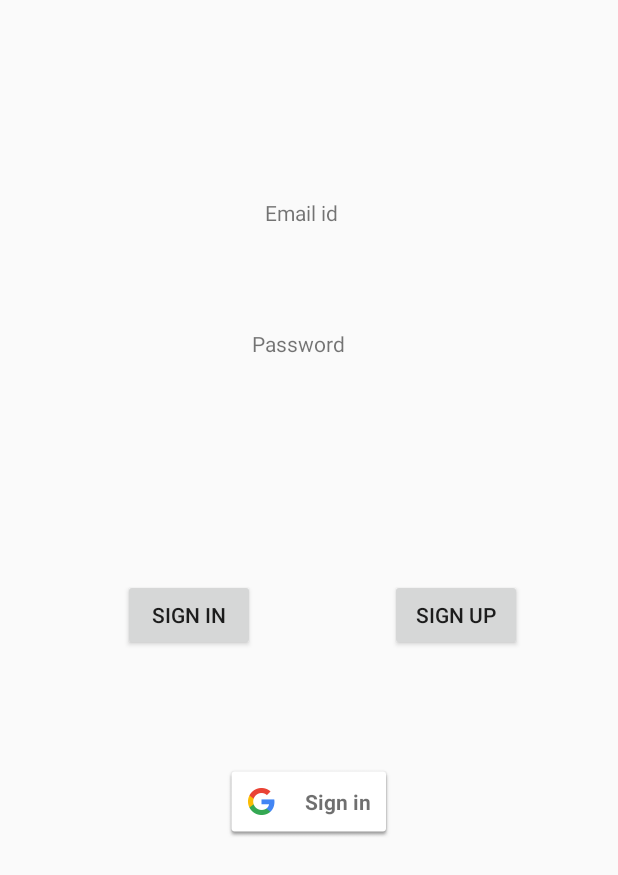
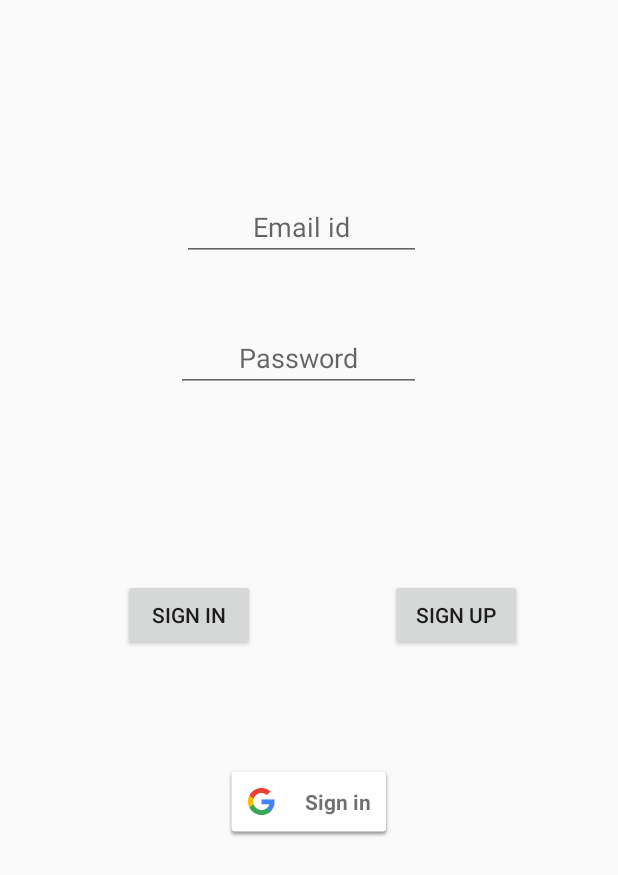
Before and after one commit to arkos121/NewsApp2.0, an Android app: the screen it shows after launch (SplashScreen), on a phone screen of 412 x 824 dp. Shown: the top 875 px of the screen. Run offline under Robolectric (Android 15) with nearby library versions, the phone set to English and light mode, and no system bars; our stand-ins replace Firebase (no records; nobody signed in at launch, a user with empty details on screens opened directly).

Commit message:
some good

```diff
--- a/app/build.gradle.kts
+++ b/app/build.gradle.kts
@@ -63,10 +63,13 @@ dependencies {
     implementation(platform("com.google.firebase:firebase-bom:33.7.0"))
     implementation("com.google.firebase:firebase-analytics")
     implementation(platform("com.google.firebase:firebase-bom:33.7.0"))
+    implementation("com.google.firebase:firebase-auth:22.1.1") // Example version
+
 
     // Add the dependencies for the Crashlytics and Analytics libraries
     // When using the BoM, you don't specify versions in Firebase library dependencies
     implementation("com.google.firebase:firebase-crashlytics")
+    implementation ("de.hdodenhof:circleimageview:3.1.0")
     implementation("com.google.firebase:firebase-analytics")
     implementation("androidx.cardview:cardview:1.0.0")
     implementation ("com.google.android.material:material:1.8.0")// Replace with the latest version
--- a/app/src/main/java/com/example/newp/MyAdapter.kt
+++ b/app/src/main/java/com/example/newp/MyAdapter.kt
@@ -44,8 +44,7 @@ class MyAdapter(private var items: MutableList<CardItem>) :
             items.add(CardItem("Temperature", "${item.main.tempInCelsius()}°C"))
             items.add(CardItem("Humidity", "${item.main.humidity}%"))
             items.add(CardItem("Wind Speed", "${item.wind.speed} m/s"))
-            items.add(CardItem("SOMETHING","${item.weather[0].description}"))
-
+            notifyDataSetChanged()
         }
     }
 
--- /dev/null
+++ b/app/src/main/res/drawable/ic_favorite.xml
@@ -0,0 +1,4 @@
+<?xml version="1.0" encoding="utf-8"?>
+<selector xmlns:android="http://schemas.android.com/apk/res/android">
+
+</selector>
--- a/app/src/main/res/layout/fragment_login.xml
+++ b/app/src/main/res/layout/fragment_login.xml
@@ -18,23 +18,23 @@
         app:layout_constraintTop_toTopOf="parent"
         app:layout_constraintVertical_bias="0.658" />
 
-    <TextView
+    <EditText
         android:id="@+id/Email"
         android:layout_width="159dp"
         android:layout_height="42dp"
         android:layout_marginTop="132dp"
-        android:text="Email id"
+        android:hint="Email id"
         android:textAlignment="center"
         app:layout_constraintEnd_toEndOf="parent"
         app:layout_constraintHorizontal_bias="0.48"
         app:layout_constraintStart_toStartOf="parent"
         app:layout_constraintTop_toTopOf="parent" />
 
-    <TextView
+    <EditText
         android:id="@+id/Passcode"
         android:layout_width="163dp"
         android:layout_height="42dp"
-        android:text="Password"
+        android:hint="Password"
         android:textAlignment="center"
         app:layout_constraintBottom_toTopOf="@+id/btn_google_sign_in"
         app:layout_constraintEnd_toEndOf="parent"
@@ -44,18 +44,18 @@
         app:layout_constraintVertical_bias="0.155" />
 
     <Button
-        android:id="@+id/button"
+        android:id="@+id/signins"
         android:layout_width="wrap_content"
         android:layout_height="wrap_content"
         android:layout_marginBottom="76dp"
         android:text="@string/common_signin_button_text"
         app:layout_constraintBottom_toTopOf="@+id/btn_google_sign_in"
-        app:layout_constraintEnd_toStartOf="@+id/button2"
+        app:layout_constraintEnd_toStartOf="@+id/signups2"
         app:layout_constraintHorizontal_bias="0.477"
         app:layout_constraintStart_toStartOf="parent" />
 
     <Button
-        android:id="@+id/button2"
+        android:id="@+id/signups2"
         android:layout_width="wrap_content"
         android:layout_height="wrap_content"
         android:layout_marginEnd="64dp"
```
Also changed, not shown: app/src/main/java/com/example/newp/MainActivity.kt (+16 -10 lines), app/src/main/java/com/example/newp/ui/loginwindow.kt (+54 -5 lines), app/src/main/res/layout/activity_main.xml (+49 -4 lines).
